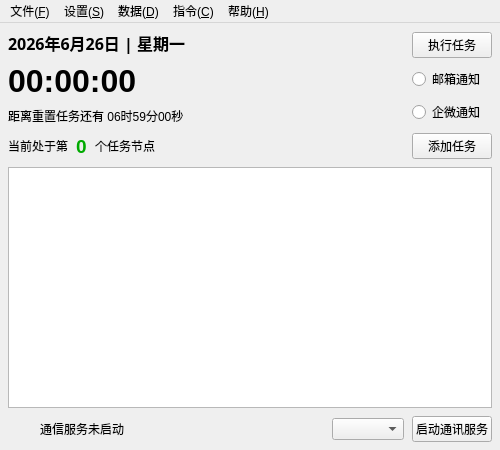
The window that MainWindow.ui (AndroidCoderPeng/TaskDispatcher) describes before a commit, drawn with Qt 5.
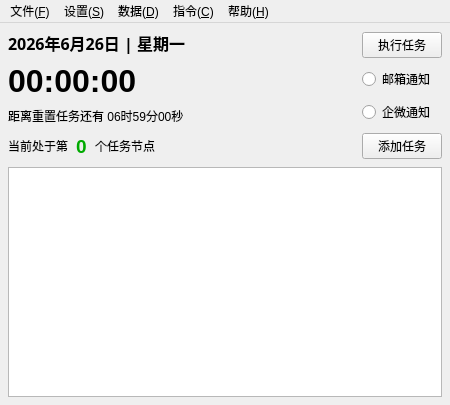
The same window after the commit. Icons and pictures are not drawn.

Commit message: refactor: 移除WebSocket通信服务及相关UI

The edit to the form file:
```diff
--- a/MainWindow.ui
+++ b/MainWindow.ui
@@ -6,20 +6,20 @@
             <rect>
                 <x>0</x>
                 <y>0</y>
-                <width>500</width>
-                <height>450</height>
+                <width>450</width>
+                <height>405</height>
             </rect>
         </property>
         <property name="minimumSize">
             <size>
-                <width>500</width>
-                <height>450</height>
+                <width>450</width>
+                <height>405</height>
             </size>
         </property>
         <property name="maximumSize">
             <size>
-                <width>500</width>
-                <height>450</height>
+                <width>450</width>
+                <height>405</height>
             </size>
         </property>
         <widget class="QWidget" name="centralWidget">
@@ -206,65 +206,6 @@
                         </item>
                     </layout>
                 </item>
-                <item>
-                    <layout class="QHBoxLayout" name="horizontalLayout">
-                        <property name="spacing">
-                            <number>8</number>
-                        </property>
-                        <item>
-                            <widget class="QLabel" name="socketIconView">
-                                <property name="minimumSize">
-                                    <size>
-                                        <width>24</width>
-                                        <height>24</height>
-                                    </size>
-                                </property>
-                                <property name="maximumSize">
-                                    <size>
-                                        <width>24</width>
-                                        <height>24</height>
-                                    </size>
-                                </property>
-                                <property name="pixmap">
-                                    <pixmap resource="image.qrc">:/socket_shutdown.png</pixmap>
-                                </property>
-                                <property name="scaledContents">
-                                    <bool>true</bool>
-                                </property>
-                            </widget>
-                        </item>
-                        <item>
-                            <widget class="QLabel" name="socketStateView">
-                                <property name="text">
-                                    <string>通信服务未启动</string>
-                                </property>
-                            </widget>
-                        </item>
-                        <item>
-                            <spacer name="horizontalSpacer">
-                                <property name="orientation">
-                                    <enum>Qt::Horizontal</enum>
-                                </property>
-                                <property name="sizeHint" stdset="0">
-                                    <size>
-                                        <width>0</width>
-                                        <height>0</height>
-                                    </size>
-                                </property>
-                            </spacer>
-                        </item>
-                        <item>
-                            <widget class="QComboBox" name="ipv4Box"/>
-                        </item>
-                        <item>
-                            <widget class="QPushButton" name="openSocketButton">
-                                <property name="text">
-                                    <string>启动通讯服务</string>
-                                </property>
-                            </widget>
-                        </item>
-                    </layout>
-                </item>
             </layout>
         </widget>
         <widget class="QMenuBar" name="menuBar">
```
The commit also changes 7 other files.
